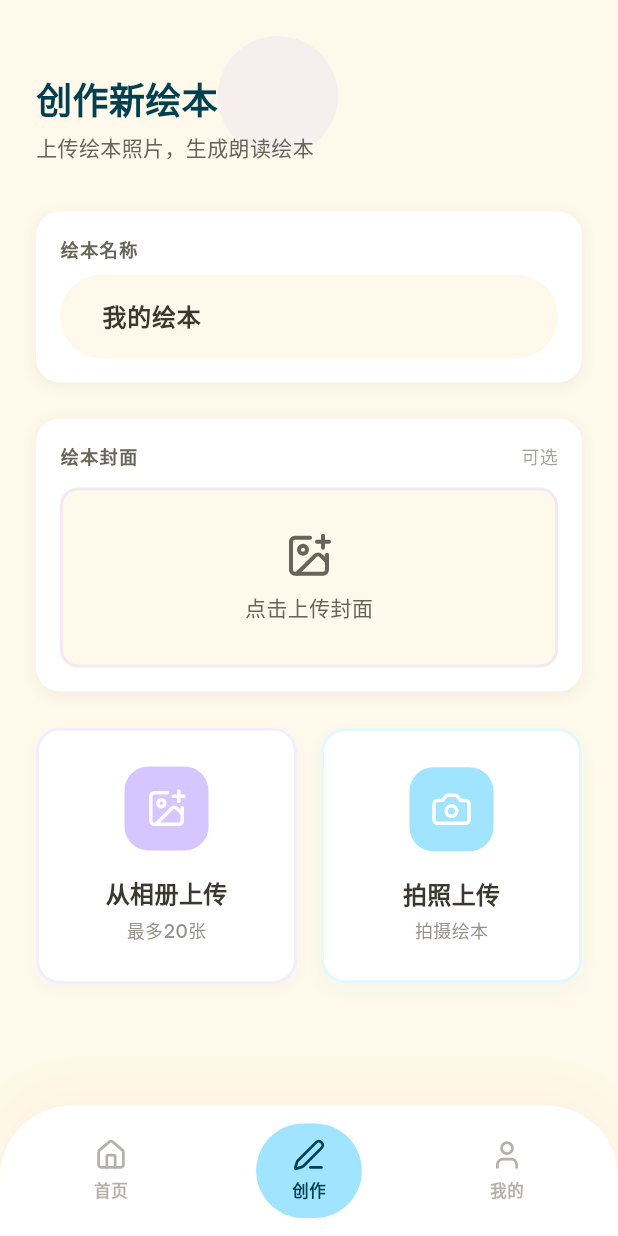
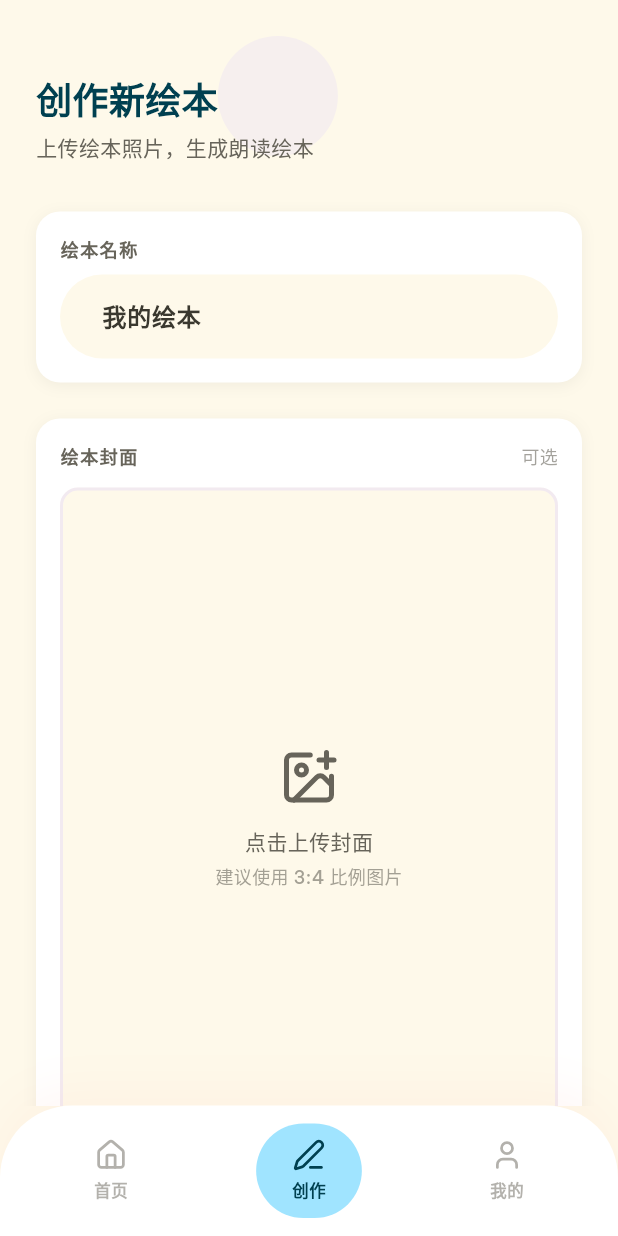
Before and after one commit to cnzhangsheng/storycoe_flutter, a Flutter app: the CreateScreen screen opened by its route, on a phone screen of 412 x 824 dp. Run offline on Flutter 3.47's test engine with Material 3 defaults, Android fonts, the phone set to English and light mode, and no system bars; our stand-ins replace cached_network_image, flutter_riverpod, flutter_tts, go_router, image_picker, lucide_icons and 4 more; missing offline and left inert: dart:js_interop; accounts and stored records are empty; project files that could hold a hidden picture were left out.

Commit message:
feat: enhance reading screen with TTS and page navigation
- Add web-compatible TTS service with accent/speed controls
- Improve reading screen layout for portrait/landscape
- Add page navigation with image zoom support
- Update reading provider with new state management
- Refactor create screen for better UX

Co-Authored-By: Claude Opus 4.6 <noreply@anthropic.com>

```diff
--- a/lib/screens/create/create_screen.dart
+++ b/lib/screens/create/create_screen.dart
@@ -69,30 +69,6 @@ class _CreateScreenState extends ConsumerState<CreateScreen> {
       }
     } catch (e) {
       _showErrorSnackBar('选择照片失败: $e');
-    }
-  }
-
-  Future<void> _takePhoto() async {
-    try {
-      final XFile? photo = await _picker.pickImage(
-        source: ImageSource.camera,
-        imageQuality: 85,
-        maxWidth: 1920,
-        maxHeight: 1920,
-      );
-
-      if (photo == null) return;
-
-      final Uint8List? bytes = await photo.readAsBytes();
-      if (bytes != null) {
-        ref.read(createProvider.notifier).addImage(SelectedImage(
-          path: photo.path,
-          bytes: bytes,
-          name: photo.name,
-        ));
-      }
-    } catch (e) {
-      _showErrorSnackBar('拍摄照片失败: $e');
     }
   }
 
@@ -356,12 +332,13 @@ class _CreateScreenState extends ConsumerState<CreateScreen> {
           ),
           const SizedBox(height: 12),
           if (coverImage == null)
-            // 未选择封面时显示上传按钮
+            // 未选择封面时显示上传按钮（3:4 比例）
             GestureDetector(
               onTap: _pickCoverImage,
+              child: AspectRatio(
+                aspectRatio: 3 / 4,
                 child: Container(
                   width: double.infinity,
-                height: 120,
                   decoration: BoxDecoration(
                     color: AppColors.surfaceContainerLow,
                     borderRadius: BorderRadius.circular(12),
@@ -376,10 +353,10 @@ class _CreateScreenState extends ConsumerState<CreateScreen> {
                     children: [
                       Icon(
                         LucideIcons.imagePlus,
-                      size: 32,
+                        size: 40,
                         color: AppColors.onSurfaceVariant,
                       ),
-                    const SizedBox(height: 8),
+                      const SizedBox(height: 12),
                       Text(
                         '点击上传封面',
                         style: TextStyle(
@@ -387,17 +364,27 @@ class _CreateScreenState extends ConsumerState<CreateScreen> {
                           color: AppColors.onSurfaceVariant,
                         ),
                       ),
+                      const SizedBox(height: 4),
+                      Text(
+                        '建议使用 3:4 比例图片',
+                        style: TextStyle(
+                          fontSize: 12,
+                          color: AppColors.onSurfaceVariant.withValues(alpha: 0.6),
+                        ),
+                      ),
                     ],
+                  ),
                 ),
               ),
             )
           else
-            // 已选择封面时显示预览
-            Stack(
+            // 已选择封面时显示预览（3:4 比例）
+            AspectRatio(
+              aspectRatio: 3 / 4,
+              child: Stack(
                 children: [
                   Container(
                     width: double.infinity,
-                  height: 160,
                     decoration: BoxDecoration(
                       borderRadius: BorderRadius.circular(12),
                       border: Border.all(color: Colors.white, width: 2),
@@ -478,59 +465,27 @@ class _CreateScreenState extends ConsumerState<CreateScreen> {
                   ),
                 ],
               ),
+            ),
         ],
       ),
     );
   }
 
   Widget _buildUploadButtons() {
-    return Row(
-      children: [
-        Expanded(
-          child: GestureDetector(
+    return GestureDetector(
       onTap: _pickImages,
-            child: _buildUploadButton(
-              icon: LucideIcons.imagePlus,
-              title: '从相册上传',
-              subtitle: '最多$_maxImagesPerPick张',
-              color: AppColors.tertiaryContainer,
-            ),
-          ),
-        ),
-        const SizedBox(width: 16),
-        Expanded(
-          child: GestureDetector(
-            onTap: _takePhoto,
-            child: _buildUploadButton(
-              icon: LucideIcons.camera,
-              title: '拍照上传',
-              subtitle: '拍摄绘本',
-              color: AppColors.primaryContainer,
-            ),
-          ),
-        ),
-      ],
-    );
-  }
-
-  Widget _buildUploadButton({
-    required IconData icon,
-    required String title,
-    required String subtitle,
-    required Color color,
-  }) {
-    return Container(
-      padding: const EdgeInsets.all(24),
+      child: Container(
+        padding: const EdgeInsets.all(32),
         decoration: BoxDecoration(
           color: AppColors.surfaceContainerLowest,
           borderRadius: BorderRadius.circular(16),
           border: Border.all(
-          color: color.withValues(alpha: 0.3),
+            color: AppColors.tertiaryContainer.withValues(alpha: 0.3),
             width: 2,
           ),
           boxShadow: [
             BoxShadow(
-            color: color.withValues(alpha: 0.1),
+              color: AppColors.tertiaryContainer.withValues(alpha: 0.1),
               blurRadius: 8,
               offset: const Offset(0, 4),
             ),
@@ -539,32 +494,33 @@ class _CreateScreenState extends ConsumerState<CreateScreen> {
         child: Column(
           children: [
             Container(
-            width: 56,
-            height: 56,
+              width: 64,
+              height: 64,
               decoration: BoxDecoration(
-              color: color,
-              borderRadius: BorderRadius.circular(16),
+                color: AppColors.tertiaryContainer,
+                borderRadius: BorderRadius.circular(20),
               ),
-            child: Icon(icon, size: 28, color: Colors.white),
+              child: const Icon(LucideIcons.imagePlus, size: 32, color: Colors.white),
             ),
-          const SizedBox(height: 16),
-          Text(
-            title,
-            style: const TextStyle(
+            const SizedBox(height: 20),
+            const Text(
+              '从相册上传',
+              style: TextStyle(
                 fontFamily: 'PlusJakartaSans',
-              fontSize: 16,
-              fontWeight: FontWeight.w700,
+                fontSize: 18,
+                fontWeight: FontWeight.w800,
               ),
             ),
-          const SizedBox(height: 4),
+            const SizedBox(height: 8),
             Text(
-            subtitle,
+              '选择绘本照片，最多 $_maxImagesPerPick 张',
               style: TextStyle(
-              fontSize: 12,
+                fontSize: 14,
                 color: AppColors.onSurfaceVariant.withValues(alpha: 0.7),
               ),
             ),
           ],
+        ),
       ),
     );
   }
--- a/pubspec.yaml
+++ b/pubspec.yaml
@@ -48,6 +48,7 @@ dependencies:
 
   # Environment
   flutter_dotenv: ^5.1.0
+  web: ^1.1.1
 
 dev_dependencies:
   flutter_test:
```
Also changed, not shown: lib/providers/reading_provider.dart (+113 -0 lines), lib/screens/reading/reading_screen.dart (+222 -61 lines), lib/services/tts_service.dart (+95 -24 lines), lib/services/tts_web.dart (added, +73 -0 lines), lib/services/tts_web_stub.dart (added, +25 -0 lines), pubspec.lock. Lines whose indentation alone changed are shown as unchanged.
